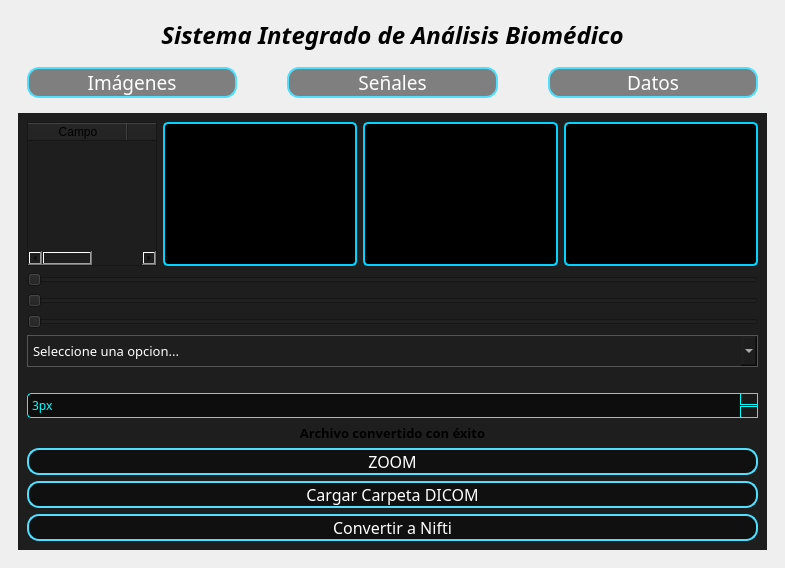
Qt form ventana_principal.ui (elianisnavarrop-hue/NeuraMed-Analizer) before a commit.
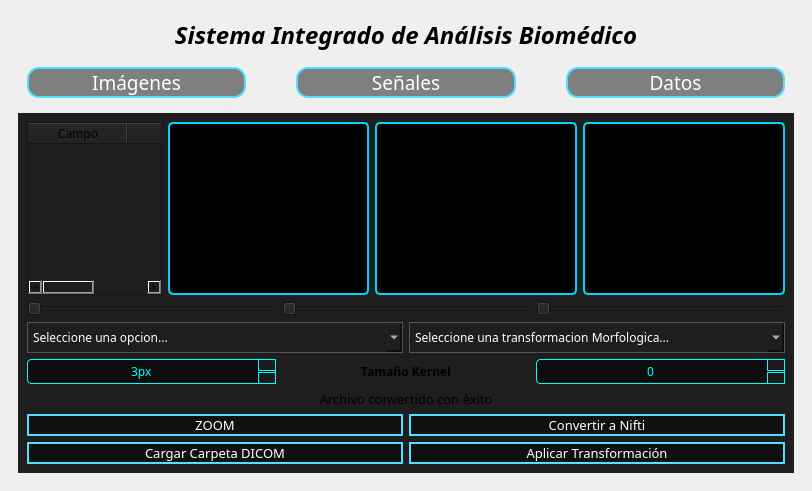
The same form after that commit. The open tabs and pages were chosen to show the change. Icons and pictures are not drawn. Custom widgets are drawn as their Qt base class.

```diff
--- a/ventana_principal.ui
+++ b/ventana_principal.ui
@@ -1,13 +1,13 @@
 <?xml version="1.0" encoding="UTF-8"?>
 <ui version="4.0">
- <class>MainWindow</class>
- <widget class="QMainWindow" name="MainWindow">
+ <class>ventana_principal</class>
+ <widget class="QMainWindow" name="ventana_principal">
   <property name="geometry">
    <rect>
     <x>0</x>
     <y>0</y>
-    <width>785</width>
-    <height>568</height>
+    <width>812</width>
+    <height>473</height>
    </rect>
   </property>
   <property name="windowTitle">
@@ -187,7 +187,7 @@
           <string notr="true">background-color: #1e1e1e;</string>
          </property>
          <property name="currentIndex">
-          <number>1</number>
+          <number>2</number>
          </property>
          <widget class="QWidget" name="vent_imagenes">
           <property name="sizePolicy">
@@ -196,7 +196,9 @@
             <verstretch>0</verstretch>
            </sizepolicy>
           </property>
-          <layout class="QVBoxLayout" name="verticalLayout_5" stretch="0,0">
+          <layout class="QGridLayout" name="gridLayout_10">
+           <item row="0" column="0">
+            <layout class="QVBoxLayout" name="verticalLayout">
            <item>
             <layout class="QGridLayout" name="gridLayout" rowstretch="0" columnstretch="2,3,3,3">
              <item row="0" column="3">
@@ -276,6 +278,11 @@
                  <verstretch>0</verstretch>
                 </sizepolicy>
                </property>
+                 <property name="font">
+                  <font>
+                   <family>BankGothic Md BT</family>
+                  </font>
+                 </property>
                <property name="alternatingRowColors">
                 <bool>true</bool>
                </property>
@@ -300,7 +307,23 @@
             </layout>
            </item>
            <item>
-            <layout class="QVBoxLayout" name="verticalLayout">
+              <layout class="QHBoxLayout" name="horizontalLayout_6">
+               <item>
+                <widget class="QSlider" name="slider_coronal">
+                 <property name="sizePolicy">
+                  <sizepolicy hsizetype="Expanding" vsizetype="Fixed">
+                   <horstretch>0</horstretch>
+                   <verstretch>0</verstretch>
+                  </sizepolicy>
+                 </property>
+                 <property name="cursor">
+                  <cursorShape>OpenHandCursor</cursorShape>
+                 </property>
+                 <property name="orientation">
+                  <enum>Qt::Orientation::Horizontal</enum>
+                 </property>
+                </widget>
+               </item>
              <item>
               <widget class="QSlider" name="slider_sagital">
                <property name="cursor">
@@ -321,26 +344,14 @@
                </property>
               </widget>
              </item>
-             <item>
-              <widget class="QSlider" name="slider_coronal">
-               <property name="sizePolicy">
-                <sizepolicy hsizetype="Expanding" vsizetype="Fixed">
-                 <horstretch>0</horstretch>
-                 <verstretch>0</verstretch>
-                </sizepolicy>
-               </property>
-               <property name="cursor">
-                <cursorShape>OpenHandCursor</cursorShape>
-               </property>
-               <property name="orientation">
-                <enum>Qt::Orientation::Horizontal</enum>
-               </property>
-              </widget>
+              </layout>
              </item>
+             <item>
+              <layout class="QHBoxLayout" name="horizontalLayout_7">
              <item>
               <widget class="QComboBox" name="seleccion_segmentacion">
                <property name="sizePolicy">
-                <sizepolicy hsizetype="Expanding" vsizetype="Expanding">
+                  <sizepolicy hsizetype="Expanding" vsizetype="Fixed">
                  <horstretch>0</horstretch>
                  <verstretch>0</verstretch>
                 </sizepolicy>
@@ -348,7 +359,7 @@
                <property name="font">
                 <font>
                  <family>BankGothic Md BT</family>
-                 <pointsize>10</pointsize>
+                   <pointsize>9</pointsize>
                 </font>
                </property>
                <property name="cursor">
@@ -397,29 +408,65 @@
                  <string>Filtro Tozero Invertido</string>
                 </property>
                </item>
+                </widget>
+               </item>
                <item>
+                <widget class="QComboBox" name="seleccion_morfo">
+                 <property name="sizePolicy">
+                  <sizepolicy hsizetype="Expanding" vsizetype="Fixed">
+                   <horstretch>0</horstretch>
+                   <verstretch>0</verstretch>
+                  </sizepolicy>
+                 </property>
+                 <property name="font">
+                  <font>
+                   <family>BankGothic Md BT</family>
+                  </font>
+                 </property>
+                 <property name="styleSheet">
+                  <string notr="true">QComboBox {
+    background-color: #1e1e1e;
+    border: 1px solid #555;
+    color: white;
+    padding: 5px;
+}</string>
+                 </property>
+                 <item>
                 <property name="text">
-                 <string>Morfologia</string>
-                </property>
-               </item>
-              </widget>
+                   <string>Seleccione una transformacion Morfologica...</string>
+                  </property>
+                 </item>
+                 <item>
+                  <property name="text">
+                   <string>Erosión</string>
+                  </property>
              </item>
              <item>
-              <spacer name="verticalSpacer">
-               <property name="orientation">
-                <enum>Qt::Orientation::Vertical</enum>
-               </property>
-               <property name="sizeType">
-                <enum>QSizePolicy::Policy::Minimum</enum>
-               </property>
-               <property name="sizeHint" stdset="0">
-                <size>
-                 <width>20</width>
-                 <height>20</height>
-                </size>
-               </property>
-              </spacer>
-             </item>
+                  <property name="text">
+                   <string>Dilatación</string>
+                  </property>
+                 </item>
+                 <item>
+                  <property name="text">
+                   <string>Apertura</string>
+                  </property>
+                 </item>
+                 <item>
+                  <property name="text">
+                   <string>Cierre</string>
+                  </property>
+                 </item>
+                 <item>
+                  <property name="text">
+                   <string>Gradiente</string>
+                  </property>
+                 </item>
+                </widget>
+               </item>
+              </layout>
+             </item>
+             <item>
+              <layout class="QHBoxLayout" name="horizontalLayout_8">
              <item>
               <widget class="QSpinBox" name="spinkernel">
                <property name="font">
@@ -457,6 +504,9 @@
     width: 16px;
 }</string>
                </property>
+                 <property name="alignment">
+                  <set>Qt::AlignmentFlag::AlignCenter</set>
+                 </property>
                <property name="suffix">
                 <string>px</string>
                </property>
@@ -475,12 +525,69 @@
               </widget>
              </item>
              <item>
-              <layout class="QVBoxLayout" name="verticalLayout_4">
+                <widget class="QLabel" name="lbl_tamao_kernel">
+                 <property name="font">
+                  <font>
+                   <family>BankGothic Md BT</family>
+                  </font>
+                 </property>
+                 <property name="styleSheet">
+                  <string notr="true">background-color: transparent;</string>
+                 </property>
+                 <property name="text">
+                  <string>&lt;html&gt;&lt;head/&gt;&lt;body&gt;&lt;p&gt;&lt;span style=&quot; font-weight:700;&quot;&gt;Tamaño Kernel&lt;/span&gt;&lt;/p&gt;&lt;/body&gt;&lt;/html&gt;</string>
+                 </property>
+                 <property name="alignment">
+                  <set>Qt::AlignmentFlag::AlignCenter</set>
+                 </property>
+                </widget>
+               </item>
                <item>
-                <widget class="QLabel" name="label">
+                <widget class="QSpinBox" name="spinKernel">
                  <property name="font">
                   <font>
                    <family>BankGothic Md BT</family>
+                  </font>
+                 </property>
+                 <property name="styleSheet">
+                  <string notr="true">QSpinBox {
+    background-color: #0d0d0d;        /* Fondo oscuro */
+    border: 1px solid #00FFFF;        /* Borde cian */
+    color: #00FFFF;                   /* Texto cian */
+    border-radius: 4px;
+    padding: 2px;
+    selection-background-color: #00FFFF;
+    selection-color: #000000;
+}
+
+QSpinBox::up-button {
+    background-color: #1a1a1a;        /* Fondo del botón */
+    border: 1px solid #00FFFF;
+    subcontrol-origin: border;
+    subcontrol-position: top right;   /* Posición flecha arriba */
+    width: 16px;
+}
+
+QSpinBox::down-button {
+    background-color: #1a1a1a;        /* Fondo del botón */
+    border: 1px solid #00FFFF;
+    subcontrol-origin: border;
+    subcontrol-position: bottom right; /* Posición flecha abajo */
+    width: 16px;
+}</string>
+                 </property>
+                 <property name="alignment">
+                  <set>Qt::AlignmentFlag::AlignCenter</set>
+                 </property>
+                </widget>
+               </item>
+              </layout>
+             </item>
+             <item>
+              <widget class="QLabel" name="lbl_archvio_convertido">
+               <property name="font">
+                <font>
+                 <family>BankGothic Md BT</family>
                    <pointsize>10</pointsize>
                   </font>
                  </property>
@@ -488,16 +595,53 @@
                   <string notr="true">background-color: transparent;</string>
                  </property>
                  <property name="text">
-                  <string>&lt;html&gt;&lt;head/&gt;&lt;body&gt;&lt;p align=&quot;center&quot;&gt;&lt;span style=&quot; font-weight:700;&quot;&gt;Archivo convertido con éxito&lt;/span&gt;&lt;/p&gt;&lt;/body&gt;&lt;/html&gt;</string>
+                <string>&lt;html&gt;&lt;head/&gt;&lt;body&gt;&lt;p align=&quot;center&quot;&gt;Archivo convertido con éxito&lt;/p&gt;&lt;/body&gt;&lt;/html&gt;</string>
                  </property>
                 </widget>
                </item>
                <item>
+              <layout class="QGridLayout" name="gridLayout_9">
+               <item row="2" column="0">
+                <widget class="QPushButton" name="btn_cargar_dicom">
+                 <property name="font">
+                  <font>
+                   <family>BankGothic Md BT</family>
+                   <pointsize>10</pointsize>
+                  </font>
+                 </property>
+                 <property name="cursor">
+                  <cursorShape>PointingHandCursor</cursorShape>
+                 </property>
+                 <property name="styleSheet">
+                  <string notr="true">QPushButton{
+    background-color: rgba(0,0,0,120);
+    color: white;
+    border: 2px solid #4fdfff;
+    border-radius: 12px;
+    font-size: 10pt;
+}
+
+QPushButton:hover {
+    background-color: rgba(0, 212, 255, 0.3); 
+    border: 2px solid #ffffff; 
+}
+
+QPushButton:pressed {
+    background-color: #00d4ff; 
+    color: black;
+}</string>
+                 </property>
+                 <property name="text">
+                  <string>Cargar Carpeta DICOM</string>
+                 </property>
+                </widget>
+               </item>
+               <item row="1" column="0">
                 <widget class="QPushButton" name="btn_zoom">
                  <property name="font">
                   <font>
                    <family>BankGothic Md BT</family>
-                   <pointsize>12</pointsize>
+                   <pointsize>10</pointsize>
                   </font>
                  </property>
                  <property name="cursor">
@@ -512,7 +656,7 @@
     color: white;
     border: 2px solid #4fdfff;
     border-radius: 12px;
-    font-size: 12pt;
+    font-size: 10pt;
 }
 
 QPushButton:hover {
@@ -530,47 +674,12 @@
                  </property>
                 </widget>
                </item>
-               <item>
-                <widget class="QPushButton" name="btn_cargar_dicom">
-                 <property name="font">
-                  <font>
-                   <family>BankGothic Md BT</family>
-                   <pointsize>12</pointsize>
-                  </font>
-                 </property>
-                 <property name="cursor">
-                  <cursorShape>PointingHandCursor</cursorShape>
-                 </property>
-                 <property name="styleSheet">
-                  <string notr="true">QPushButton{
-    background-color: rgba(0,0,0,120);
-    color: white;
-    border: 2px solid #4fdfff;
-    border-radius: 12px;
-    font-size: 12pt;
-}
-
-QPushButton:hover {
-    background-color: rgba(0, 212, 255, 0.3); 
-    border: 2px solid #ffffff; 
-}
-
-QPushButton:pressed {
-    background-color: #00d4ff; 
-    color: black;
-}</string>
-                 </property>
-                 <property name="text">
-                  <string>Cargar Carpeta DICOM</string>
-                 </property>
-                </widget>
-               </item>
-               <item>
+               <item row="1" column="1">
                 <widget class="QPushButton" name="btn_cargar_nifti">
                  <property name="font">
                   <font>
                    <family>BankGothic Md BT</family>
-                   <pointsize>12</pointsize>
+                   <pointsize>10</pointsize>
                   </font>
                  </property>
                  <property name="cursor">
@@ -582,7 +691,7 @@
     color: white;
     border: 2px solid #4fdfff;
     border-radius: 12px;
-    font-size: 12pt;
+    font-size: 10pt;
 }
 
 QPushButton:hover {
@@ -600,6 +709,38 @@
                  </property>
                 </widget>
                </item>
+               <item row="2" column="1">
+                <widget class="QPushButton" name="btn_aplicar_transformacion">
+                 <property name="font">
+                  <font>
+                   <family>BankGothic Md BT</family>
+                   <pointsize>10</pointsize>
+                  </font>
+                 </property>
+                 <property name="styleSheet">
+                  <string notr="true">QPushButton{
+    background-color: rgba(0,0,0,120);
+    color: white;
+    border: 2px solid #4fdfff;
+    border-radius: 12px;
+    font-size: 10pt;
+}
+
+QPushButton:hover {
+    background-color: rgba(0, 212, 255, 0.3); 
+    border: 2px solid #ffffff; 
+}
+
+QPushButton:pressed {
+    background-color: #00d4ff; 
+    color: black;
+}</string>
+                 </property>
+                 <property name="text">
+                  <string>Aplicar Transformación</string>
+                 </property>
+                </widget>
+               </item>
               </layout>
              </item>
             </layout>
@@ -967,6 +1108,12 @@
                 </item>
                 <item>
                  <widget class="QTextEdit" name="result_estadis">
+                  <property name="sizePolicy">
+                   <sizepolicy hsizetype="Expanding" vsizetype="Expanding">
+                    <horstretch>0</horstretch>
+                    <verstretch>0</verstretch>
+                   </sizepolicy>
+                  </property>
                   <property name="maximumSize">
                    <size>
                     <width>300</width>
@@ -990,7 +1137,7 @@
                 <item>
                  <widget class="QPushButton" name="btn_calc_estadis">
                   <property name="sizePolicy">
-                   <sizepolicy hsizetype="Expanding" vsizetype="Expanding">
+                   <sizepolicy hsizetype="Expanding" vsizetype="Fixed">
                     <horstretch>0</horstretch>
                     <verstretch>0</verstretch>
                    </sizepolicy>
@@ -1050,7 +1197,7 @@
                <item>
                 <widget class="QTabWidget" name="tabWidget">
                  <property name="currentIndex">
-                  <number>0</number>
+                  <number>1</number>
                  </property>
                  <widget class="QWidget" name="tab">
                   <attribute name="title">
@@ -1284,11 +1431,11 @@
                 </widget>
                </item>
                <item>
-                <layout class="QHBoxLayout" name="horizontalLayout_3">
-                 <item>
+                <layout class="QGridLayout" name="gridLayout_11">
+                 <item row="1" column="1">
                   <widget class="QComboBox" name="comboBox_4">
                    <property name="sizePolicy">
-                    <sizepolicy hsizetype="Expanding" vsizetype="Expanding">
+                    <sizepolicy hsizetype="Expanding" vsizetype="Fixed">
                      <horstretch>0</horstretch>
                      <verstretch>0</verstretch>
                     </sizepolicy>
@@ -1303,10 +1450,10 @@
                    </property>
                   </widget>
                  </item>
-                 <item>
+                 <item row="1" column="2">
                   <widget class="QComboBox" name="comboBox_3">
                    <property name="sizePolicy">
-                    <sizepolicy hsizetype="Expanding" vsizetype="Expanding">
+                    <sizepolicy hsizetype="Expanding" vsizetype="Fixed">
                      <horstretch>0</horstretch>
                      <verstretch>0</verstretch>
                     </sizepolicy>
@@ -1321,6 +1468,50 @@
                    </property>
                   </widget>
                  </item>
+                 <item row="0" column="1">
+                  <widget class="QLabel" name="label">
+                   <property name="sizePolicy">
+                    <sizepolicy hsizetype="Expanding" vsizetype="Fixed">
+                     <horstretch>0</horstretch>
+                     <verstretch>0</verstretch>
+                    </sizepolicy>
+                   </property>
+                   <property name="font">
+                    <font>
+                     <family>BankGothic Md BT</family>
+                     <pointsize>10</pointsize>
+                    </font>
+                   </property>
+                   <property name="text">
+                    <string>Variable Eje X</string>
+                   </property>
+                   <property name="alignment">
+                    <set>Qt::AlignmentFlag::AlignCenter</set>
+                   </property>
+                  </widget>
+                 </item>
+                 <item row="0" column="2">
+                  <widget class="QLabel" name="label_2">
+                   <property name="sizePolicy">
+                    <sizepolicy hsizetype="Expanding" vsizetype="Fixed">
+                     <horstretch>0</horstretch>
+                     <verstretch>0</verstretch>
+                    </sizepolicy>
+                   </property>
+                   <property name="font">
+                    <font>
+                     <family>BankGothic Md BT</family>
+                     <pointsize>10</pointsize>
+                    </font>
+                   </property>
+                   <property name="text">
+                    <string>variable EJE Y</string>
+                   </property>
+                   <property name="alignment">
+                    <set>Qt::AlignmentFlag::AlignCenter</set>
+                   </property>
+                  </widget>
+                 </item>
                 </layout>
                </item>
               </layout>
```
Lines whose indentation alone changed are shown as unchanged.
